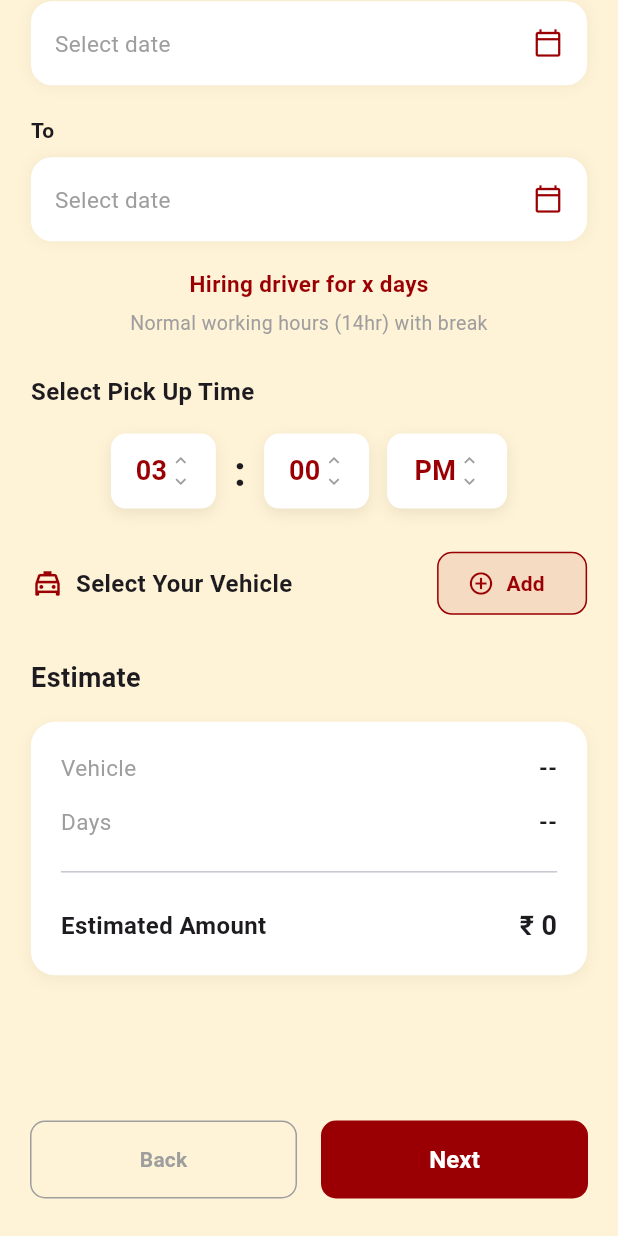
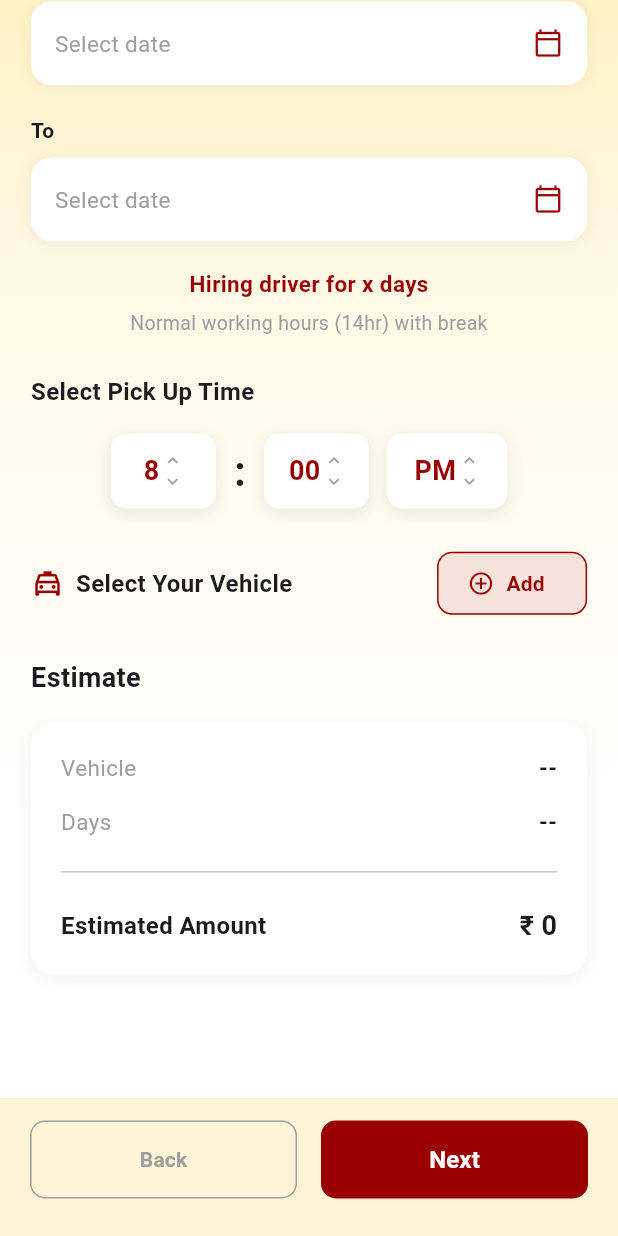
Before and after one commit to khamar21/drivwhere, a Flutter app: the DailyScreen screen opened directly, scrolled down 333 dp, on a phone screen of 412 x 824 dp. Run offline on Flutter 3.47's test engine with Material 3 defaults, Android fonts, the light colour scheme and no system bars; our stand-ins replace device_preview.

Commit message:
added linear gradient in daily  screen

```diff
--- a/lib/features/authentication/presentation/screens/daily_screen.dart
+++ b/lib/features/authentication/presentation/screens/daily_screen.dart
@@ -20,7 +20,7 @@ class _DailyScreenState extends State<DailyScreen> {
   DateTime? fromDate;
   DateTime? toDate;
 
-  String hour = "03";
+  String hour = "8";
   String minute = "00";
   String period = "PM";
 
@@ -71,14 +71,29 @@ class _DailyScreenState extends State<DailyScreen> {
     final size = MediaQuery.of(context).size;
 
     return Scaffold(
-      backgroundColor: AppColors.bg,
+     // backgroundColor: AppColors.bg,
       bottomNavigationBar: BottomNavigationWidget(
         onBack: () {
           Navigator.pop(context);
         },
         onNext: () {},
       ),
-      body: SafeArea(
+      body: Container(
+        width: double.infinity,
+        height: double.infinity,
+        decoration: BoxDecoration(
+          gradient: LinearGradient(
+            begin: Alignment.topCenter,
+            end: Alignment.bottomCenter,
+            colors: [ Color(0xFFFFF2C4), // Light yellow
+          Color(0xFFFFF8E5),
+          Colors.white,
+          Colors.white,],
+          stops: [0.0, 0.25, 0.75, 1.0],
+          ),
+        ),
+
+        child: SafeArea(
           child: SingleChildScrollView(
             physics: const BouncingScrollPhysics(),
             padding: EdgeInsets.symmetric(horizontal: size.width * .05),
@@ -198,6 +213,7 @@ class _DailyScreenState extends State<DailyScreen> {
             ),
           ),
         ),
+      ),
     );
   }
 }
```
Lines whose indentation alone changed are shown as unchanged.
